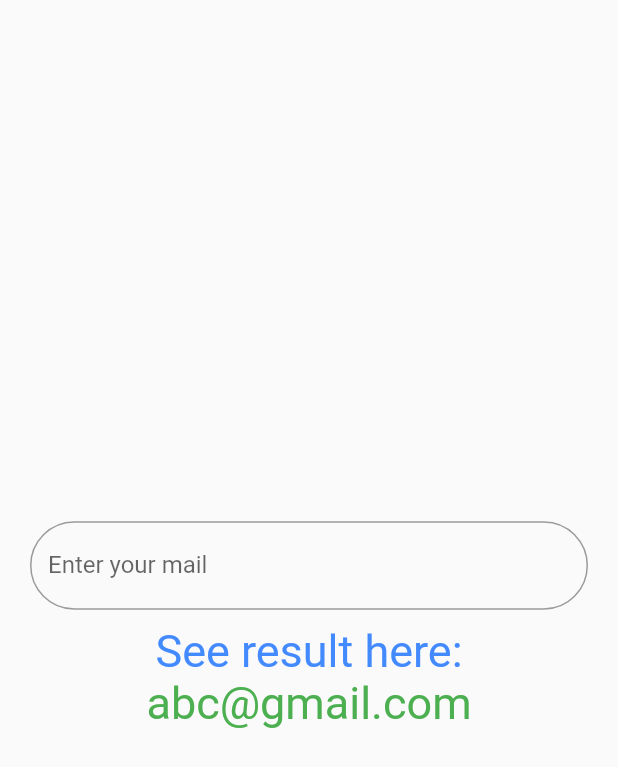
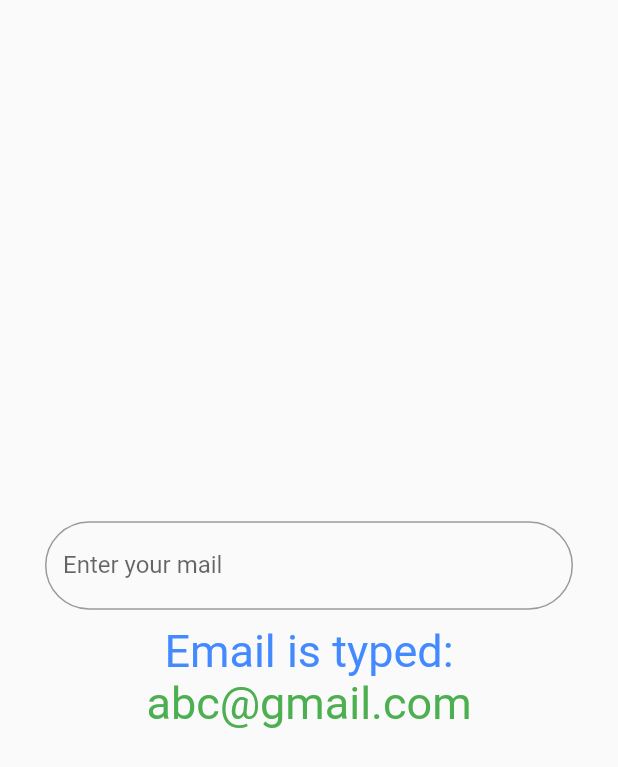
Before and after one commit to nguyenvanchuong98/demo_vid_flutter, a Flutter app: the screen it shows after launch, on a phone screen of 412 x 824 dp. Shown: the top 767 px of the screen. Run offline on Flutter 3.47's test engine with Material 2 defaults, Android fonts, the phone set to English and light mode, and no system bars; missing offline and left inert: dart:ffi.

Commit message:
laout basic

```diff
--- /dev/null
+++ b/lib/LayoutBasic.dart
@@ -0,0 +1,37 @@
+import 'dart:ffi';
+
+import 'package:flutter/material.dart';
+
+class LayoutBasic extends StatefulWidget {
+  LayoutBasic({Key? key}) : super(key: key);
+
+  @override
+  State<LayoutBasic> createState() => _LayoutBasicState();
+}
+
+class _LayoutBasicState extends State<LayoutBasic> {
+  final _contentController = new TextEditingController();
+  final _amoutController = new TextEditingController();
+  final Double _amout;
+  @override
+  Widget build(BuildContext context) {
+    return MaterialApp(
+        title: 'Layout Basic',
+        home: Scaffold(
+          body: SafeArea(
+              minimum: const EdgeInsets.only(left: 20, right: 20),
+              child: Column(
+                mainAxisAlignment: MainAxisAlignment.center,
+                children: <Widget>[
+                  TextField(
+                    decoration: InputDecoration(labelText: 'Content'),
+                  ),
+                  TextField(
+                    decoration: InputDecoration(labelText: 'Amout(money)'),
+                  ),
+                  FlatButton(onPressed: onPressed, child: child)
+                ],
+              )),
+        ));
+  }
+}
--- a/lib/MyApp.dart
+++ b/lib/MyApp.dart
@@ -1,18 +1,53 @@
 import 'package:flutter/material.dart';
 
 class MyApp extends StatefulWidget {
-  const MyApp({Key? key}) : super(key: key);
+  String name;
+  int age;
+  // ignore: use_key_in_widget_constructors
+  MyApp({required this.name, required this.age});
   @override
   State<StatefulWidget> createState() {
     return _MyAppState();
   }
 }
 
-class _MyAppState extends State<MyApp> {
+class _MyAppState extends State<MyApp> with WidgetsBindingObserver {
   String fff = 'abc@gmail.com';
   final emailEdittingController = TextEditingController();
   @override
+  void initState() {
+    // TODO: implement initState
+    super.initState();
+    // ignore: avoid_print
+    WidgetsBinding.instance?.addObserver(this);
+    print('init running-----------------------');
+  }
+
+  @override
+  void dispose() {
+    // TODO: implement dispose
+    super.dispose();
+    // ignore: avoid_print
+    emailEdittingController.dispose();
+    WidgetsBinding.instance?.removeObserver(this);
+    print('dispose running-----------------------');
+  }
+
+  @override
+  void didChangeAppLifecycleState(AppLifecycleState state) {
+    // TODO: implement didChangeDependencies
+    super.didChangeAppLifecycleState(state);
+    if (state == AppLifecycleState.paused) {
+      print('App is in Background mode');
+    } else if (state == AppLifecycleState.resumed) {
+      print('Appis in Foreground mode');
+    }
+  }
+
+  @override
   Widget build(BuildContext context) {
+    // ignore: avoid_print
+    print('build running-----------------------');
     return MaterialApp(
       title: "This is a StatefulWiget",
       home: Scaffold(
@@ -21,11 +56,14 @@ class _MyAppState extends State<MyApp> {
           mainAxisAlignment: MainAxisAlignment.center,
           children: <Widget>[
             Container(
-              padding: const EdgeInsets.symmetric(horizontal: 20, vertical: 10),
+              padding: const EdgeInsets.symmetric(horizontal: 30, vertical: 10),
               child: TextField(
                 controller: emailEdittingController,
                 onChanged: (text) {
                   setState(() {
+                    // ignore: avoid_print
+                    print('abce ddfskflslfk ---------------------------------' +
+                        text);
                     fff = text;
                   });
                 },
@@ -36,7 +74,7 @@ class _MyAppState extends State<MyApp> {
               ),
             ),
             const Text(
-              'See result here:',
+              'Email is typed:',
               style: TextStyle(fontSize: 30, color: Colors.blueAccent),
             ),
             Text(
--- a/lib/main.dart
+++ b/lib/main.dart
@@ -6,5 +6,8 @@ import 'package:flutter/material.dart';
 import 'package:myfirstapp/MyApp.dart';
 
 void main() {
-  runApp(const MyApp());
+  runApp(MyApp(
+    name: 'abc',
+    age: 2,
+  ));
 }
```
